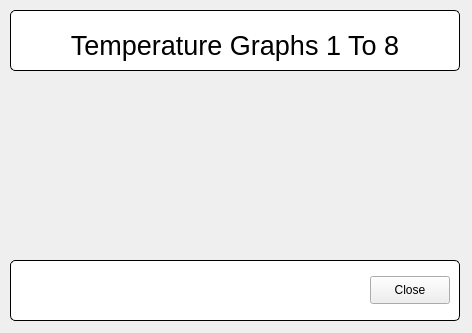
Qt form tempgraphs1to8.ui (SESAME-Synchrotron/bakeout-qt) before a commit.
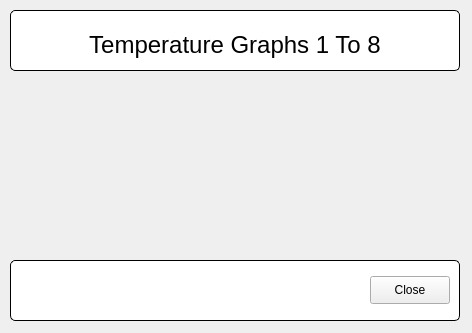
The same form after that commit.

Diff of the .ui file:
```diff
--- a/tempgraphs1to8.ui
+++ b/tempgraphs1to8.ui
@@ -51,7 +51,7 @@
      </property>
      <property name="font">
       <font>
-       <pointsize>20</pointsize>
+       <pointsize>18</pointsize>
        <weight>50</weight>
        <italic>false</italic>
        <bold>false</bold>
```
